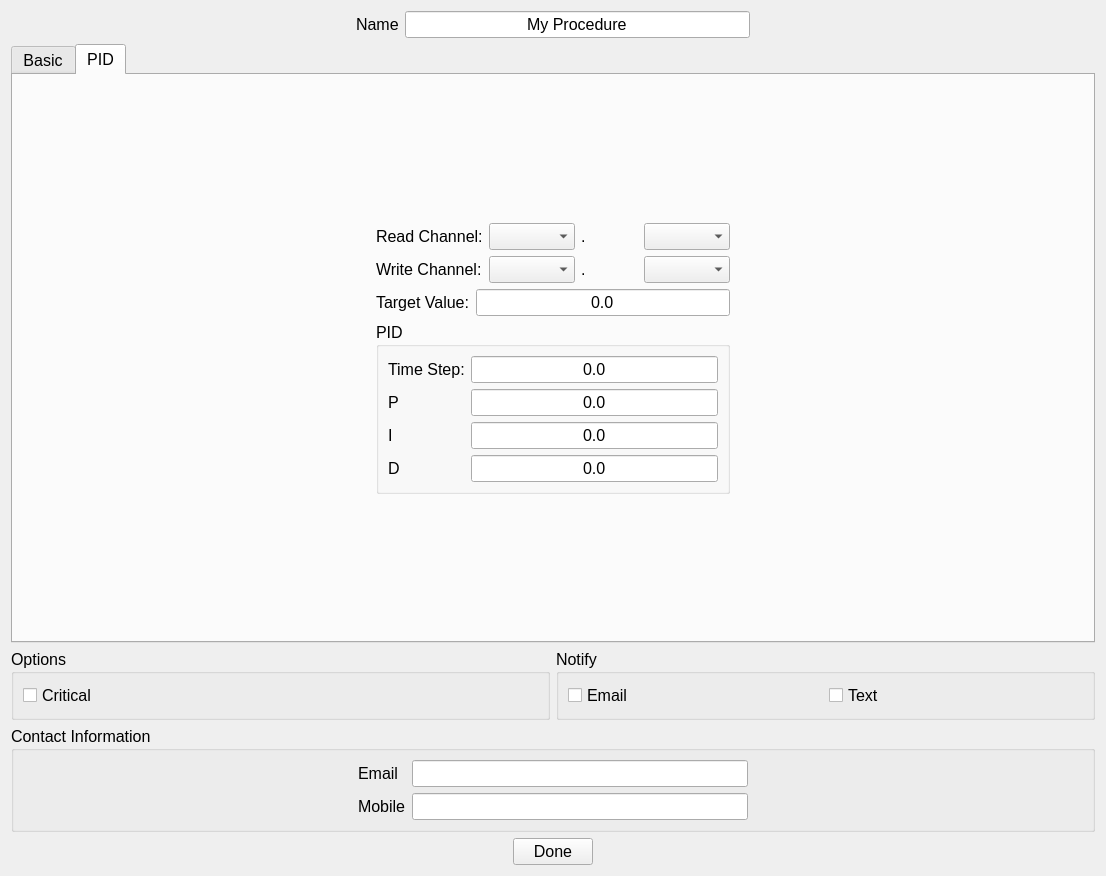
Above: Software/ControlSystem/qt/designer/ProcedureDialog.ui from DanielWinklehner/Ion-Source-Control-System before the change. Below: the same form after it.
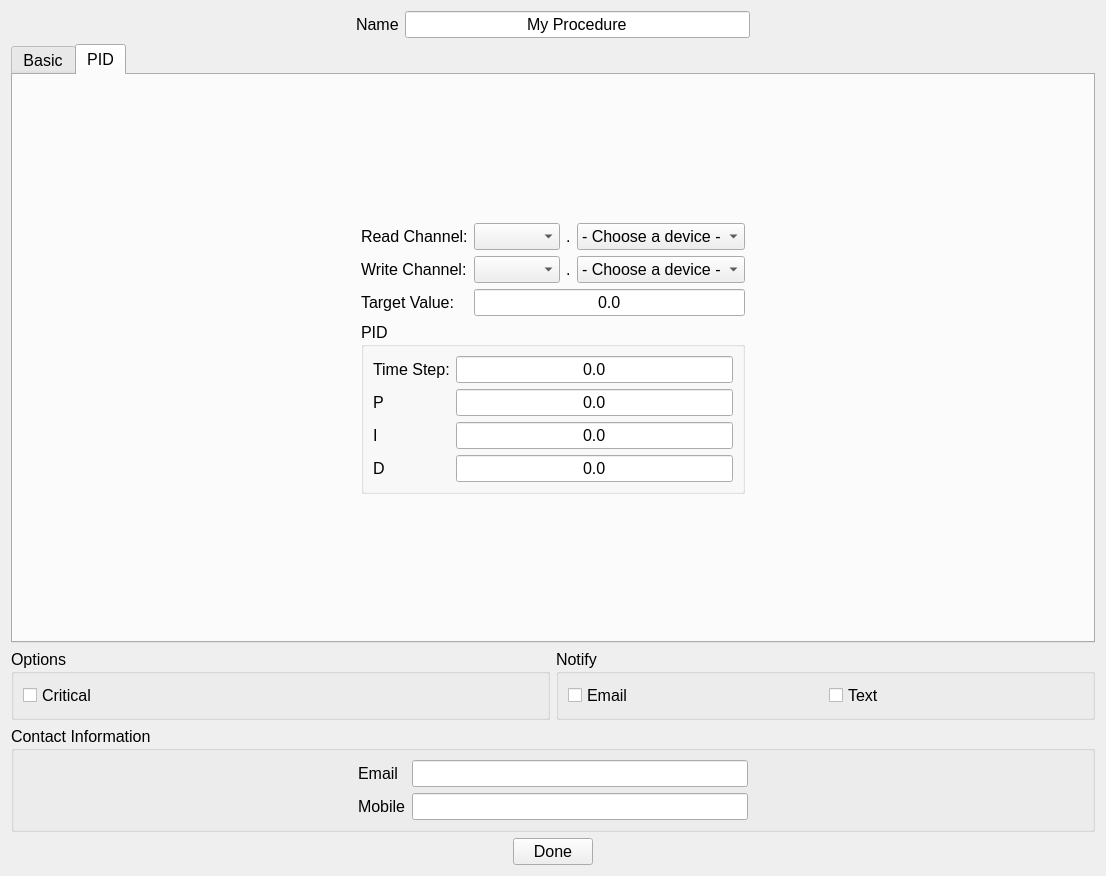
That is the form after the change. The open tabs and pages were chosen to show the change.

Commit message: working on pid procedures

What changed in the file:
```diff
--- a/Software/ControlSystem/qt/designer/ProcedureDialog.ui
+++ b/Software/ControlSystem/qt/designer/ProcedureDialog.ui
@@ -410,7 +410,7 @@
       <attribute name="title">
        <string>PID</string>
       </attribute>
-      <layout class="QHBoxLayout" name="horizontalLayout_4">
+      <layout class="QHBoxLayout" name="horizontalLayout_11">
        <item>
         <spacer name="horizontalSpacer_15">
          <property name="orientation">
@@ -418,14 +418,14 @@
          </property>
          <property name="sizeHint" stdset="0">
           <size>
-           <width>40</width>
+           <width>281</width>
            <height>20</height>
           </size>
          </property>
         </spacer>
        </item>
        <item>
-        <layout class="QVBoxLayout" name="verticalLayout_4">
+        <layout class="QVBoxLayout" name="verticalLayout_5">
          <item>
           <spacer name="verticalSpacer">
            <property name="orientation">
@@ -440,21 +440,58 @@
           </spacer>
          </item>
          <item>
+          <layout class="QVBoxLayout" name="verticalLayout_4">
+           <item>
           <layout class="QGridLayout" name="gridLayout_5">
+             <item row="0" column="0">
+              <widget class="QLabel" name="label_16">
+               <property name="text">
+                <string>Read Channel:</string>
+               </property>
+              </widget>
+             </item>
            <item row="0" column="1">
+              <layout class="QHBoxLayout" name="horizontalLayout_4">
+               <item>
             <widget class="QComboBox" name="cbPidDeviceRead">
+                 <property name="minimumSize">
+                  <size>
+                   <width>0</width>
+                   <height>0</height>
+                  </size>
+                 </property>
              <property name="currentText">
               <string/>
              </property>
             </widget>
            </item>
-           <item row="0" column="2">
+               <item>
             <widget class="QLabel" name="label_9">
              <property name="text">
               <string>.</string>
              </property>
             </widget>
            </item>
+               <item>
+                <widget class="QComboBox" name="cbPidChannelRead">
+                 <property name="minimumSize">
+                  <size>
+                   <width>0</width>
+                   <height>0</height>
+                  </size>
+                 </property>
+                 <property name="currentText">
+                  <string>- Choose a device -</string>
+                 </property>
+                 <item>
+                  <property name="text">
+                   <string>- Choose a device -</string>
+                  </property>
+                 </item>
+                </widget>
+               </item>
+              </layout>
+             </item>
            <item row="1" column="0">
             <widget class="QLabel" name="label_17">
              <property name="text">
@@ -463,52 +500,55 @@
             </widget>
            </item>
            <item row="1" column="1">
+              <layout class="QHBoxLayout" name="horizontalLayout_10">
+               <item>
             <widget class="QComboBox" name="cbPidDeviceWrite">
-             <property name="currentText">
-              <string/>
-             </property>
-            </widget>
-           </item>
-           <item row="0" column="3">
-            <widget class="QComboBox" name="cbPidChannelRead">
+                 <property name="minimumSize">
+                  <size>
+                   <width>0</width>
+                   <height>0</height>
+                  </size>
+                 </property>
              <property name="currentText">
               <string/>
              </property>
             </widget>
            </item>
-           <item row="1" column="2">
-            <widget class="QLabel" name="label_18">
+               <item>
+                <widget class="QLabel" name="label_15">
              <property name="text">
               <string>.</string>
              </property>
             </widget>
            </item>
-           <item row="1" column="3">
+               <item>
             <widget class="QComboBox" name="cbPidChannelWrite">
+                 <property name="minimumSize">
+                  <size>
+                   <width>0</width>
+                   <height>0</height>
+                  </size>
+                 </property>
              <property name="currentText">
-              <string/>
-             </property>
-            </widget>
-           </item>
-           <item row="0" column="0">
-            <widget class="QLabel" name="label_16">
+                  <string>- Choose a device -</string>
+                 </property>
+                 <item>
              <property name="text">
-              <string>Read Channel:</string>
-             </property>
+                   <string>- Choose a device -</string>
+                  </property>
+                 </item>
             </widget>
            </item>
           </layout>
          </item>
-         <item>
-          <layout class="QHBoxLayout" name="horizontalLayout_10">
-           <item>
+             <item row="2" column="0">
             <widget class="QLabel" name="label_10">
              <property name="text">
               <string>Target Value:</string>
              </property>
             </widget>
            </item>
-           <item>
+             <item row="2" column="1">
             <widget class="QLineEdit" name="txtTarget">
              <property name="text">
               <string>0.0</string>
@@ -597,6 +637,8 @@
            </layout>
           </widget>
          </item>
+          </layout>
+         </item>
          <item>
           <spacer name="verticalSpacer_2">
            <property name="orientation">
@@ -613,13 +655,13 @@
         </layout>
        </item>
        <item>
-        <spacer name="horizontalSpacer_18">
+        <spacer name="horizontalSpacer_16">
          <property name="orientation">
           <enum>Qt::Horizontal</enum>
          </property>
          <property name="sizeHint" stdset="0">
           <size>
-           <width>333</width>
+           <width>281</width>
            <height>20</height>
           </size>
          </property>
@@ -632,7 +674,7 @@
    <item>
     <layout class="QHBoxLayout" name="horizontalLayout_9">
      <item>
-      <widget class="QGroupBox" name="groupBox">
+      <widget class="QGroupBox" name="gbOptions">
        <property name="title">
         <string>Options</string>
        </property>
@@ -648,7 +690,7 @@
       </widget>
      </item>
      <item>
-      <widget class="QGroupBox" name="groupBox_4">
+      <widget class="QGroupBox" name="gbNotify">
        <property name="title">
         <string>Notify</string>
        </property>
```
Lines whose indentation alone changed are shown as unchanged. The commit also changes 3 other files.
